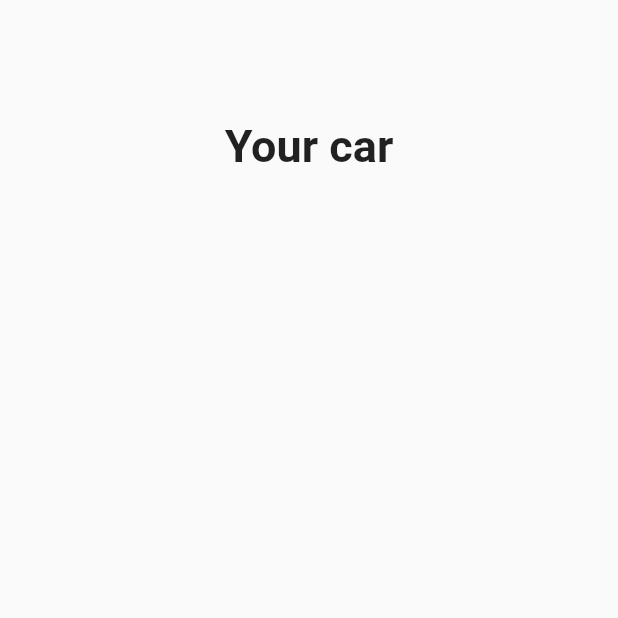
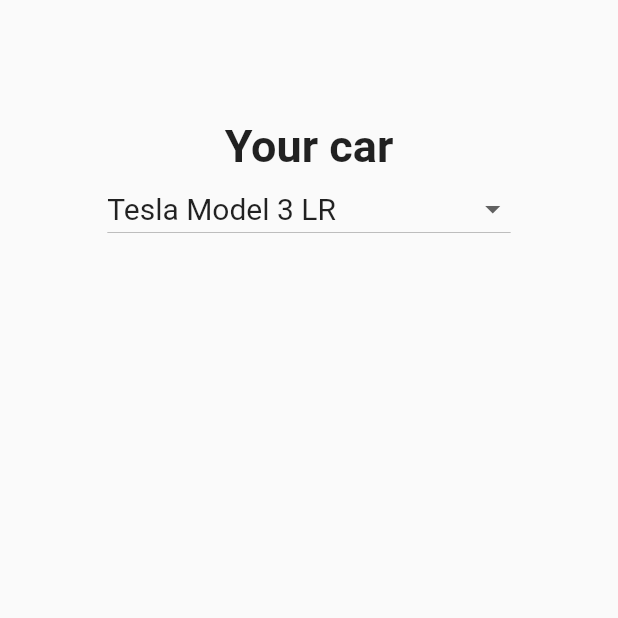
Before and after one commit to pepeperez13/chargetrip_app, a Flutter app: the CarSettings screen opened directly, on a phone screen of 412 x 824 dp, the top half of it. Run offline on Flutter 3.47's test engine with Material 2 defaults, Android fonts, the phone set to English and light mode, and no system bars; our stand-ins replace firebase_auth, firebase_core, google_maps_flutter; missing offline and left inert: flutter_polyline_points; accounts and stored records are empty.

Commit message:
car settings

```diff
--- a/lib/car.dart
+++ b/lib/car.dart
@@ -1,12 +1,14 @@
 import 'dart:ui';
 
+import 'package:flutter/cupertino.dart';
+import 'package:flutter/material.dart';
+
 class Car {
-  String brand;
-  String model;
+  String brandModel;
   int range;
-  Image image;
+  AssetImage image;
 
-  Car (this.brand, this.model, this.range, this.image);
+  Car (this.brandModel, this.range, this.image);
 
 
 }
--- a/lib/car_settings.dart
+++ b/lib/car_settings.dart
@@ -1,4 +1,7 @@
 import 'package:flutter/material.dart';
+
+import 'car.dart';
+
 
 class CarSettings extends StatefulWidget {
   const CarSettings({Key? key}) : super(key: key);
@@ -8,6 +11,15 @@
 }
 
 class CarSettingsState extends State<CarSettings> {
+late List<Car> carList;
+List<String> carNames = ['Tesla Model 3 LR', 'Tesla Model 3 Performance', 'Audi e-tron GT', 'Tesla Model S Plaid', 'Volkswagen ID.3'];
+String  selectedCar= 'Tesla Model 3 LR';
+
+Car c1 = Car('Tesla Model 3 LR', 602, const AssetImage('assets/Model3_LongRange.png'));
+Car c2 = Car('Tesla Model 3 Performance', 547, const AssetImage('assets/Model3_Performance.png'));
+Car c3 = Car('Audi e-tron GT', 458, const AssetImage('assets/AudiEtron-GT.png'));
+Car c4 = Car('Tesla Model S Plaid', 600, const AssetImage('assets/Model3_Plaid.png'));
+Car c5 = Car('Volkswagen ID.3', 545, const AssetImage('assets/VW-ID.3'));
 
 
 
@@ -18,12 +30,20 @@
     return  Scaffold(
       body: Column(
         crossAxisAlignment: CrossAxisAlignment.center,
+        children:  [
+          const SizedBox(height: 80),
+          const Center(
+            child: Text('Your car', style: TextStyle(fontWeight: FontWeight.bold, fontSize: 30)),
+          ),
+          DropdownButton<String>(
+              value: selectedCar,
+              items: carNames.map((item) => DropdownMenuItem<String>(
+                  value: item,
+                  child: Text(item, style: TextStyle(fontSize: 20)),
+              )).toList(),
+              onChanged: (item) => setState (() => selectedCar = item!),
+      ),
 
-        children: const [
-          SizedBox(height: 80),
-          Center(
-            child: Text('Your car', style: TextStyle(fontWeight: FontWeight.bold, fontSize: 30)),
-          )
 
 
 
@@ -37,4 +57,6 @@
 
 
   }
+
+
 }
```
